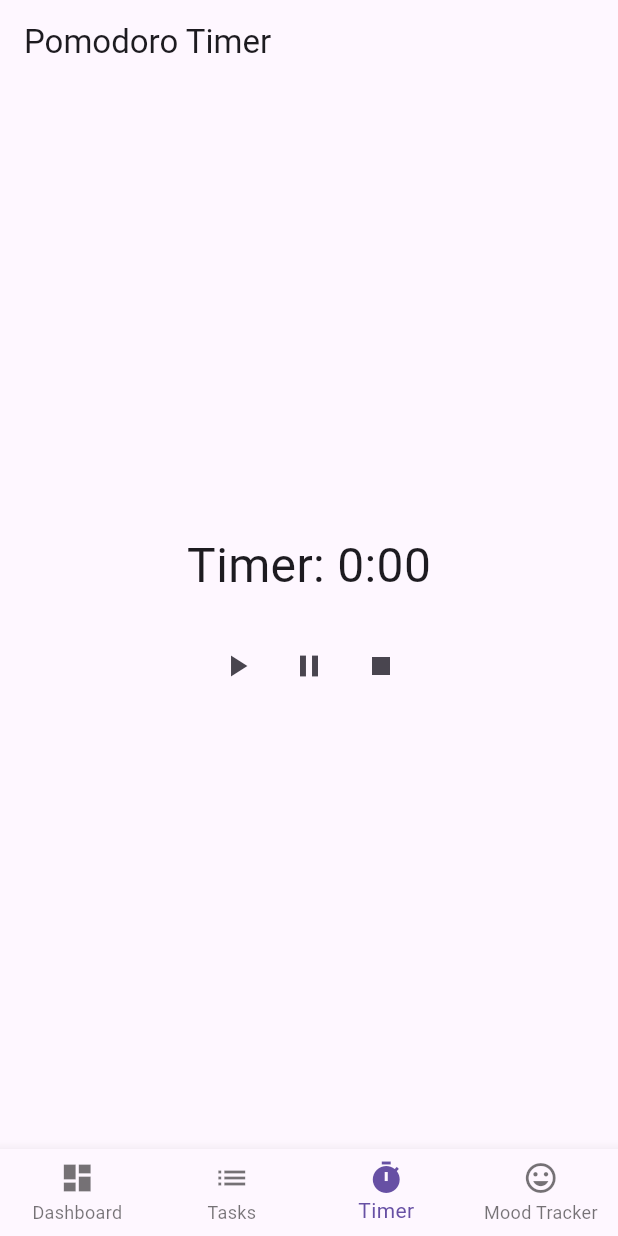
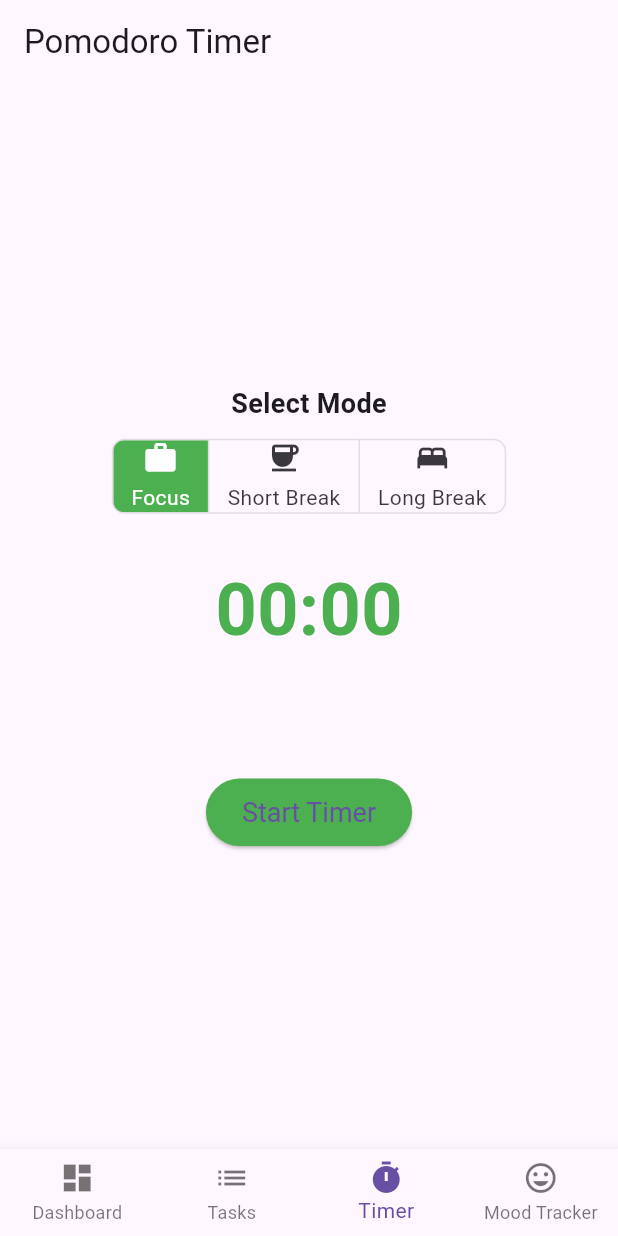
Before and after one commit to weaponxd253/adhd_list, a Flutter app: the screen it shows after launch, item 3 of the bottom bar chosen, on a phone screen of 412 x 824 dp. Run offline on Flutter 3.47's test engine with Material 3 defaults, Android fonts, the phone set to English and light mode, and no system bars.

Commit message:
added more features to the timer including visuals for the user and fixed an issue where the timer was not resetting properly as well as updated app state and organized a few lines of code

```diff
--- a/lib/features/timer/timer_screen.dart
+++ b/lib/features/timer/timer_screen.dart
@@ -1,49 +1,94 @@
-// lib/features/timer/timer_screen.dart
 import 'package:flutter/material.dart';
 import 'package:provider/provider.dart';
 import '../../providers/app_state.dart';
 
-class TimerScreen extends StatelessWidget {
+class TimerScreen extends StatefulWidget {
+  @override
+  _TimerScreenState createState() => _TimerScreenState();
+}
+
+class _TimerScreenState extends State<TimerScreen> {
+  int _selectedModeIndex = 0; // 0: Focus, 1: Short Break, 2: Long Break
+  final List<String> _modes = ["Focus", "Short Break", "Long Break"];
+  final List<IconData> _modeIcons = [Icons.work, Icons.coffee, Icons.bed];
+
+  // Colors for each mode
+  final List<Color> _modeColors = [Colors.green, Colors.blue, Colors.orange];
+
   @override
   Widget build(BuildContext context) {
     final appState = Provider.of<AppState>(context);
-    final minutes = (appState.remainingTime / 60).floor();
-    final seconds = (appState.remainingTime % 60).toString().padLeft(2, '0');
 
     return Scaffold(
-      appBar: AppBar(title: Text("Pomodoro Timer")),
+      appBar: AppBar(
+        title: Text("Pomodoro Timer"),
+      ),
       body: Center(
+        child: Padding(
+          padding: const EdgeInsets.all(16.0),
           child: Column(
-          mainAxisAlignment: MainAxisAlignment.center,
+            mainAxisAlignment: MainAxisAlignment.center, // Center content vertically
+            crossAxisAlignment: CrossAxisAlignment.center, // Center content horizontally
             children: [
-            Text("Timer: $minutes:$seconds", style: TextStyle(fontSize: 32)),
-            SizedBox(height: 20),
-            Row(
-              mainAxisAlignment: MainAxisAlignment.center,
+              // Mode Selection Segmented Control
+              Text(
+                "Select Mode",
+                style: TextStyle(fontSize: 18, fontWeight: FontWeight.bold),
+              ),
+              SizedBox(height: 10),
+              ToggleButtons(
+                isSelected: List.generate(3, (index) => index == _selectedModeIndex),
+                onPressed: (index) {
+                  setState(() {
+                    _selectedModeIndex = index;
+                    appState.setMode(_modes[index]); // Update mode in app state
+                    appState.updateTimerDuration(_modes[index]);
+                  });
+                },
+                borderRadius: BorderRadius.circular(8),
+                selectedColor: Colors.white,
+                fillColor: _modeColors[_selectedModeIndex],
+                children: List.generate(3, (index) {
+                  return Padding(
+                    padding: const EdgeInsets.symmetric(horizontal: 12),
+                    child: Column(
+                      mainAxisSize: MainAxisSize.min,
                       children: [
-                IconButton(
-                  onPressed: () {
-                    if (!appState.isTimerRunning) {
-                      appState.startTimer(true); // Start work session
-                    }
-                  },
-                  icon: Icon(Icons.play_arrow),
+                        Icon(_modeIcons[index]),
+                        SizedBox(height: 4),
+                        Text(_modes[index]),
+                      ],
                     ),
-                IconButton(
-                  onPressed: () {
-                    appState.pauseTimer(); // Pause timer
-                  },
-                  icon: Icon(Icons.pause),
+                  );
+                }),
               ),
-                IconButton(
-                  onPressed: () {
-                    appState.stopTimer(); // Stop timer
-                  },
-                  icon: Icon(Icons.stop),
+              SizedBox(height: 30),
+
+              // Circular Progress Timer
+              Text(
+                appState.timerDisplay,
+                style: TextStyle(fontSize: 48, fontWeight: FontWeight.bold, color: _modeColors[_selectedModeIndex]),
+              ),
+              SizedBox(height: 10),
+              CircularProgressIndicator(
+                value: appState.progress,
+                strokeWidth: 8,
+                color: _modeColors[_selectedModeIndex],
+              ),
+              SizedBox(height: 30),
+
+              // Timer Control Button
+              ElevatedButton(
+                onPressed: appState.isTimerRunning ? appState.stopTimer : () => appState.startTimer(_modes[_selectedModeIndex] == "Focus"),
+                child: Text(appState.isTimerRunning ? "Stop Timer" : "Start Timer"),
+                style: ElevatedButton.styleFrom(
+                  backgroundColor: _modeColors[_selectedModeIndex],
+                  padding: EdgeInsets.symmetric(horizontal: 24, vertical: 12),
+                  textStyle: TextStyle(fontSize: 18),
+                ),
               ),
             ],
           ),
-          ],
         ),
       ),
     );
--- a/lib/providers/app_state.dart
+++ b/lib/providers/app_state.dart
@@ -10,10 +10,13 @@ class AppState extends ChangeNotifier {
 
   // Pomodoro Timer Fields
   bool isTimerRunning = false;
-  int workDuration = 25; // in minutes
-  int breakDuration = 5; // in minutes
+  int focusDuration = 25; // Focus mode duration in minutes
+  int shortBreakDuration = 5; // Short break duration in minutes
+  int longBreakDuration = 15; // Long break duration in minutes
+  String currentMode = "Focus"; // Initial mode
+  int remainingTime = 0; // in seconds
+  int _currentDuration = 0;
   Timer? _timer;
-  int remainingTime = 0; // in seconds
 
   // Mood Tracking Fields
   String _selectedMood = '';
@@ -94,8 +97,27 @@ class AppState extends ChangeNotifier {
   // Pomodoro Timer Methods
   // ----------------------------------------
 
-  void startTimer(bool isWorkSession) {
-    remainingTime = (isWorkSession ? workDuration : breakDuration) * 60;
+  void updateTimerDuration(String mode) {
+    switch (mode) {
+      case "Focus":
+        _currentDuration = focusDuration * 60;
+        break;
+      case "Short Break":
+        _currentDuration = shortBreakDuration * 60;
+        break;
+      case "Long Break":
+        _currentDuration = longBreakDuration * 60;
+        break;
+      default:
+        _currentDuration = focusDuration * 60;
+    }
+    remainingTime = _currentDuration;
+    notifyListeners();
+  }
+
+ void startTimer(bool isFocusMode) {
+    if (isTimerRunning) return;
+
     isTimerRunning = true;
     _timer = Timer.periodic(Duration(seconds: 1), (timer) {
       if (remainingTime > 0) {
@@ -107,24 +129,40 @@ class AppState extends ChangeNotifier {
     });
   }
 
+  void stopTimer() {
+    _timer?.cancel();
+    isTimerRunning = false;
+    remainingTime = _currentDuration;
+    notifyListeners();
+  }
+
   void pauseTimer() {
     _timer?.cancel();
     isTimerRunning = false;
     notifyListeners();
   }
 
-  void stopTimer() {
-    _timer?.cancel();
-    isTimerRunning = false;
-    remainingTime = 0;
-    notifyListeners();
+  int getCurrentDuration() {
+  switch (currentMode) {
+    case "Focus":
+      return focusDuration;
+    case "Short Break":
+      return shortBreakDuration;
+    case "Long Break":
+      return longBreakDuration;
+    default:
+      return focusDuration;
+  }
+}
+  double get progress => _currentDuration == 0 ? 0 : remainingTime / _currentDuration;
+
+
+  String get timerDisplay {
+    final minutes = (remainingTime ~/ 60).toString().padLeft(2, '0');
+    final seconds = (remainingTime % 60).toString().padLeft(2, '0');
+    return "$minutes:$seconds";
   }
 
-  void setDurations(int workMinutes, int breakMinutes) {
-    workDuration = workMinutes;
-    breakDuration = breakMinutes;
-    notifyListeners();
-  }
 
   // ----------------------------------------
   // Mood Tracking Methods
@@ -144,5 +182,10 @@ class AppState extends ChangeNotifier {
     notifyListeners();
   }
 
+   void setMode(String mode) {
+    currentMode = mode;
+    notifyListeners();
+  }
+
   String get moodMessage => moodMessages[_selectedMood] ?? '';
 }
```
Lines whose indentation alone changed are shown as unchanged.
